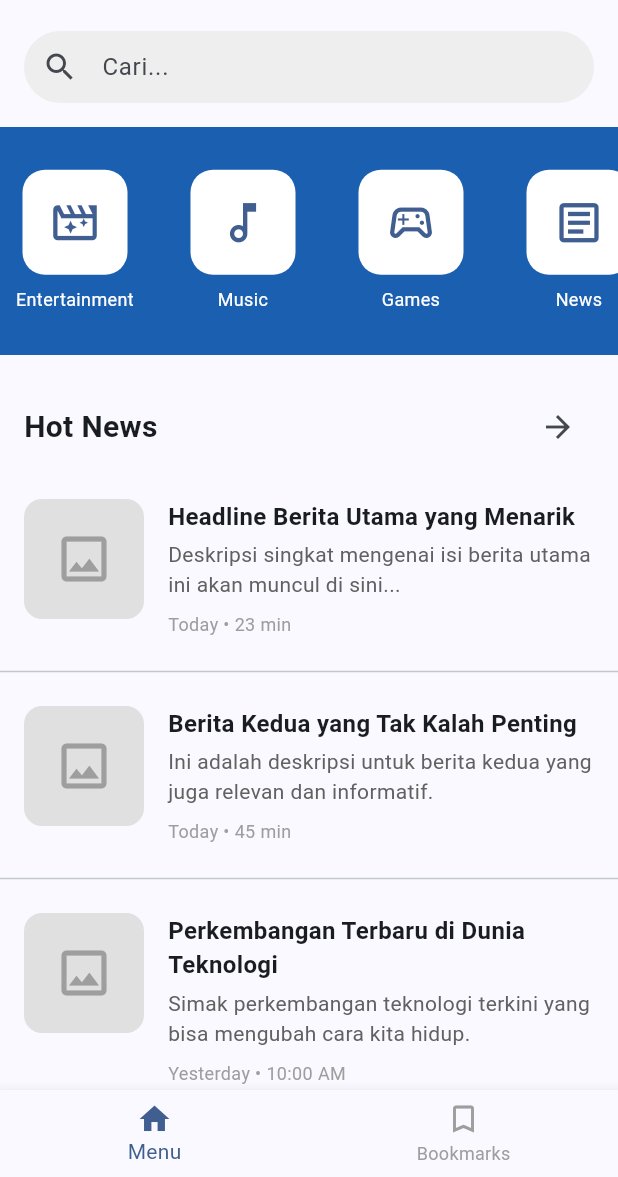
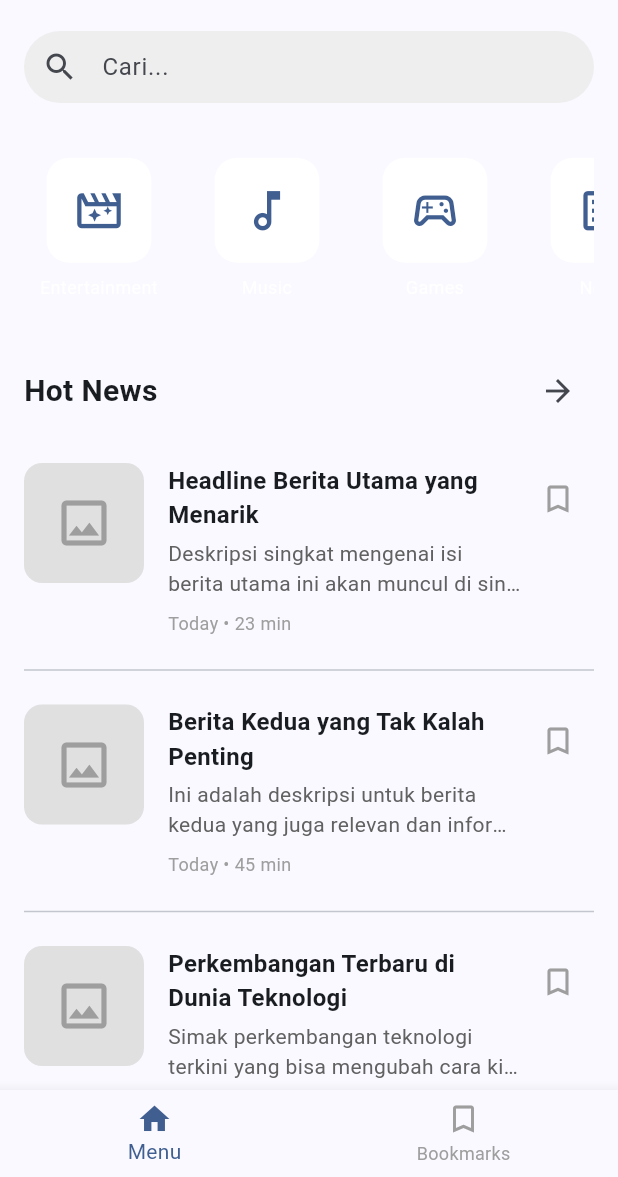
Before and after one commit to 2206034/tahu_nih, a Flutter app: the HomeScreen screen opened by its route, on a phone screen of 412 x 824 dp, the part 59-1236 px from its top. Run offline on Flutter 3.47's test engine with Material 3 defaults, Android fonts, the phone set to English and light mode, and no system bars; our stand-ins replace flutter_screenutil, go_router.

Commit message:
bookmark screen

```diff
--- /dev/null
+++ b/lib/models/article.dart
@@ -0,0 +1,14 @@
+class Article {
+  final String id;
+  final String headline;
+  final String description;
+  final String timeAgo;
+  // Anda bisa menambahkan field lain seperti imageUrl, content, dll.
+
+  Article({
+    required this.id,
+    required this.headline,
+    required this.description,
+    required this.timeAgo,
+  });
+}
--- /dev/null
+++ b/lib/services/bookmark_service.dart
@@ -0,0 +1,35 @@
+import 'package:flutter/foundation.dart'; // Untuk ChangeNotifier
+import '../models/article.dart';
+
+class BookmarkService extends ChangeNotifier {
+  // Daftar semua artikel (untuk demo)
+  final List<Article> _allArticles = [
+    Article(id: '1', headline: 'Headline Berita Utama yang Menarik', description: 'Deskripsi singkat mengenai isi berita utama ini akan muncul di sini...', timeAgo: 'Today • 23 min'),
+    Article(id: '2', headline: 'Berita Kedua yang Tak Kalah Penting', description: 'Ini adalah deskripsi untuk berita kedua yang juga relevan dan informatif.', timeAgo: 'Today • 45 min'),
+    Article(id: '3', headline: 'Perkembangan Terbaru di Dunia Teknologi', description: 'Simak perkembangan teknologi terkini yang bisa mengubah cara kita hidup.', timeAgo: 'Yesterday • 10:00 AM'),
+    Article(id: '4', headline: 'Tips Produktif Selama di Rumah', description: 'Beberapa tips yang bisa Anda coba untuk tetap produktif meski bekerja dari rumah.', timeAgo: '2 days ago'),
+    Article(id: '5', headline: 'Resep Masakan Mudah untuk Pemula', description: 'Coba resep masakan ini yang mudah dan cepat dibuat, cocok untuk pemula.', timeAgo: '3 days ago'),
+  ];
+
+  List<Article> get allArticles => _allArticles;
+
+  // Set untuk menyimpan ID artikel yang di-bookmark agar efisien
+  final Set<String> _bookmarkedArticleIds = {};
+
+  List<Article> get bookmarkedArticles {
+    return _allArticles.where((article) => _bookmarkedArticleIds.contains(article.id)).toList();
+  }
+
+  bool isBookmarked(String articleId) {
+    return _bookmarkedArticleIds.contains(articleId);
+  }
+
+  void toggleBookmark(String articleId) {
+    if (_bookmarkedArticleIds.contains(articleId)) {
+      _bookmarkedArticleIds.remove(articleId);
+    } else {
+      _bookmarkedArticleIds.add(articleId);
+    }
+    notifyListeners(); // Memberi tahu listener bahwa ada perubahan
+  }
+}
--- a/lib/views/home_screen.dart
+++ b/lib/views/home_screen.dart
@@ -1,9 +1,13 @@
 import 'package:flutter/material.dart';
+import '../models/article.dart';
 import 'detail_screen.dart';
 import '../widgets/category_item.dart';
 import '../widgets/news_list_item.dart';
+import '../services/bookmark_service.dart';
+import 'bookmark_screen.dart'; // Impor BookmarkScreen
 
 class HomeScreen extends StatefulWidget {
+  // Tidak perlu lagi menerima bookmarkService dari luar jika diinisialisasi di sini
   const HomeScreen({super.key});
 
   @override
@@ -11,31 +15,62 @@ class HomeScreen extends StatefulWidget {
 }
 
 class _HomeScreenState extends State<HomeScreen> {
-  int _selectedIndex = 0;
+  int _selectedIndex = 0; // State untuk BottomNavigationBar
+  late final BookmarkService _bookmarkService; // Inisialisasi di initState
+
+  @override
+  void initState() {
+    super.initState();
+    _bookmarkService = BookmarkService(); // Inisialisasi BookmarkService di sini
+    _bookmarkService.addListener(_onBookmarkChanged);
+  }
+
+  @override
+  void dispose() {
+    _bookmarkService.removeListener(_onBookmarkChanged);
+    // Jika BookmarkService dibuat di sini dan tidak akan digunakan lagi,
+    // pertimbangkan untuk menambahkan metode dispose() di BookmarkService jika ada resource yang perlu dilepas.
+    // Untuk ChangeNotifier, listener sudah cukup.
+    super.dispose();
+  }
+
+  void _onBookmarkChanged() {
+    if (mounted) {
+      setState(() {});
+    }
+  }
 
   void _onItemTapped(int index) {
+    if (index == 1) { // Indeks untuk Bookmarks
+      Navigator.push(
+        context,
+        MaterialPageRoute(
+          builder: (context) => BookmarkScreen(bookmarkService: _bookmarkService), // Teruskan instance service
+        ),
+      );
+      // Kita tidak mengubah _selectedIndex di sini karena kita navigasi ke halaman baru
+      // Jika ingin tab tetap aktif setelah kembali, bisa disimpan _selectedIndex nya
+      // Namun, karena ini navigasi push, saat kembali, _selectedIndex lama akan tetap.
+    } else {
+      // Untuk tab lain (misal "Menu"), kita hanya update index jika ada behavior berbeda
+      // atau jika itu mengganti body dari HomeScreen sendiri (bukan navigasi push).
+      // Untuk kasus ini, jika index 0 (Menu) adalah HomeScreen itu sendiri,
+      // kita bisa pastikan _selectedIndex diatur.
       setState(() {
         _selectedIndex = index;
       });
-    if (index == 1) {
-      Navigator.push(
-        context,
-        MaterialPageRoute(builder: (context) => const DetailScreen(title: 'Halaman Bookmark')),
-      );
     }
   }
 
   @override
   Widget build(BuildContext context) {
-    // Dapatkan warna latar belakang scaffold dari tema
     final scaffoldBackgroundColor = Theme.of(context).scaffoldBackgroundColor;
-    // Dapatkan tema AppBar dari tema utama
     final appBarTheme = Theme.of(context).appBarTheme;
-
+    List<Article> articlesToDisplay = _bookmarkService.allArticles;
 
     return Scaffold(
-      // appBar: AppBar(...), // AppBar standar dihapus dari sini
       body: CustomScrollView(
+        // ... (isi CustomScrollView tetap sama seperti sebelumnya) ...
         slivers: <Widget>[
           SliverAppBar(
             leading: Icon(Icons.account_circle_outlined, size: 30, color: appBarTheme.iconTheme?.color ?? Colors.black),
@@ -69,23 +104,19 @@ class _HomeScreenState extends State<HomeScreen> {
                 ),
               ),
             ),
-            pinned: false,  // Membuat AppBar tidak menempel di atas
-            floating: true, // Membuat AppBar muncul kembali saat scroll ke atas
-            snap: true,     // Membuat AppBar "snap" ke tempatnya saat muncul/hilang
-            backgroundColor: appBarTheme.backgroundColor ?? scaffoldBackgroundColor, // Samakan dengan warna AppBar atau Scaffold
-            elevation: appBarTheme.elevation ?? 0, // Samakan dengan elevasi AppBar sebelumnya
+            pinned: false,
+            floating: true,
+            snap: true,
+            backgroundColor: appBarTheme.backgroundColor ?? scaffoldBackgroundColor,
+            elevation: appBarTheme.elevation ?? 0,
           ),
-          SliverToBoxAdapter( // Untuk membungkus konten non-sliver
+          SliverToBoxAdapter(
             child: Padding(
-              padding: const EdgeInsets.symmetric( vertical: 8.0),
+              padding: const EdgeInsets.all(16.0),
               child: Column(
                 crossAxisAlignment: CrossAxisAlignment.start,
                 children: [
-                  // Bagian Kategori
-                  Container(
-                    padding: const EdgeInsets.symmetric(vertical: 16.0),
-                    color: const Color.fromARGB(255, 27, 95, 177),
-                    child: SizedBox(
+                  SizedBox(
                     height: 120,
                     child: ListView(
                       scrollDirection: Axis.horizontal,
@@ -98,13 +129,8 @@ class _HomeScreenState extends State<HomeScreen> {
                       ],
                     ),
                   ),
-                  ),
                   const SizedBox(height: 24),
-
-                  // Bagian Hot News
-                  Container(
-                    padding: const EdgeInsets.symmetric(horizontal: 16.0),
-                    child: Row(
+                  Row(
                     mainAxisAlignment: MainAxisAlignment.spaceBetween,
                     children: [
                       const Text(
@@ -122,68 +148,25 @@ class _HomeScreenState extends State<HomeScreen> {
                       ),
                     ],
                   ),
-                  ),
                   const SizedBox(height: 16),
-
-                  // Daftar Berita
-                  Container(
-                    padding: const EdgeInsets.symmetric(horizontal: 16.0),
-                    child: NewsListItem(
-                      headline: 'Headline Berita Utama yang Menarik',
-                      description: 'Deskripsi singkat mengenai isi berita utama ini akan muncul di sini...',
-                      timeAgo: 'Today • 23 min',
+                  ListView.separated(
+                    shrinkWrap: true,
+                    physics: const NeverScrollableScrollPhysics(),
+                    itemCount: articlesToDisplay.length,
+                    itemBuilder: (context, index) {
+                      final article = articlesToDisplay[index];
+                      return NewsListItem(
+                        article: article,
+                        bookmarkService: _bookmarkService, // Teruskan service
                         onTap: () {
                           Navigator.push(
                             context,
-                          MaterialPageRoute(builder: (context) => const DetailScreen(title: 'Headline Berita Utama yang Menarik')),
+                            MaterialPageRoute(builder: (context) => DetailScreen(title: article.headline)),
                           );
-                      }
-                    ),
-                  ),
-                  const Divider(height: 30),
-                  Container(
-                    padding: const EdgeInsets.symmetric(horizontal: 16.0),
-                    child: NewsListItem(
-                      headline: 'Berita Kedua yang Tak Kalah Penting',
-                      description: 'Ini adalah deskripsi untuk berita kedua yang juga relevan dan informatif.',
-                      timeAgo: 'Today • 45 min',
-                       onTap: () {
-                         Navigator.push(
-                          context,
-                          MaterialPageRoute(builder: (context) => const DetailScreen(title: 'Berita Kedua yang Tak Kalah Penting')),
+                        },
                       );
-                      }
-                    ),
-                  ),
-                  const Divider(height: 30),
-                  Container(
-                    padding: const EdgeInsets.symmetric(horizontal: 16.0),
-                    child: NewsListItem(
-                      headline: 'Perkembangan Terbaru di Dunia Teknologi',
-                      description: 'Simak perkembangan teknologi terkini yang bisa mengubah cara kita hidup.',
-                      timeAgo: 'Yesterday • 10:00 AM',
-                       onTap: () {
-                         Navigator.push(
-                          context,
-                          MaterialPageRoute(builder: (context) => const DetailScreen(title: 'Perkembangan Terbaru di Dunia Teknologi')),
-                        );
-                      }
-                    ),
-                  ),
-                   const Divider(height: 30),
-                  Container(
-                    padding: const EdgeInsets.symmetric(horizontal: 16.0),
-                    child: NewsListItem(
-                      headline: 'Tips Produktif Selama di Rumah',
-                      description: 'Beberapa tips yang bisa Anda coba untuk tetap produktif meski bekerja dari rumah.',
-                      timeAgo: '2 days ago',
-                       onTap: () {
-                         Navigator.push(
-                          context,
-                          MaterialPageRoute(builder: (context) => const DetailScreen(title: 'Tips Produktif Selama di Rumah')),
-                        );
-                      }
-                    ),
+                    },
+                    separatorBuilder: (context, index) => const Divider(height: 30),
                   ),
                 ],
               ),
@@ -204,11 +187,11 @@ class _HomeScreenState extends State<HomeScreen> {
             label: 'Bookmarks',
           ),
         ],
-        currentIndex: _selectedIndex,
+        currentIndex: _selectedIndex, // Gunakan _selectedIndex lokal
         selectedItemColor: Theme.of(context).primaryColor,
         unselectedItemColor: Colors.grey,
         showUnselectedLabels: true,
-        onTap: _onItemTapped,
+        onTap: _onItemTapped, // Panggil method _onItemTapped
       ),
     );
   }
--- a/lib/widgets/news_list_item.dart
+++ b/lib/widgets/news_list_item.dart
@@ -1,22 +1,24 @@
 import 'package:flutter/material.dart';
-// Tidak perlu import detail_screen.dart di sini karena onTap di-handle dari luar
+import '../models/article.dart'; // Impor model Article
+import '../services/bookmark_service.dart'; // Impor BookmarkService
 
 class NewsListItem extends StatelessWidget {
-  final String headline;
-  final String description;
-  final String timeAgo;
+  final Article article; // Gunakan objek Article
+  final BookmarkService bookmarkService; // Untuk akses status dan aksi bookmark
   final VoidCallback? onTap;
 
   const NewsListItem({
     super.key,
-    required this.headline,
-    required this.description,
-    required this.timeAgo,
+    required this.article,
+    required this.bookmarkService,
     this.onTap,
   });
 
   @override
   Widget build(BuildContext context) {
+    // Dapatkan status bookmark saat ini
+    final bool isCurrentlyBookmarked = bookmarkService.isBookmarked(article.id);
+
     return InkWell(
       onTap: onTap,
       child: Padding(
@@ -39,25 +41,35 @@ class NewsListItem extends StatelessWidget {
                 crossAxisAlignment: CrossAxisAlignment.start,
                 children: [
                   Text(
-                    headline,
+                    article.headline,
                     style: const TextStyle(fontSize: 16, fontWeight: FontWeight.bold),
                     maxLines: 2,
                     overflow: TextOverflow.ellipsis,
                   ),
                   const SizedBox(height: 4),
                   Text(
-                    description,
+                    article.description,
                     style: TextStyle(fontSize: 14, color: Colors.grey[700]),
                     maxLines: 2,
                     overflow: TextOverflow.ellipsis,
                   ),
                   const SizedBox(height: 8),
                   Text(
-                    timeAgo,
+                    article.timeAgo,
                     style: TextStyle(fontSize: 12, color: Colors.grey[500]),
                   ),
                 ],
               ),
+            ),
+            // Tombol Bookmark
+            IconButton(
+              icon: Icon(
+                isCurrentlyBookmarked ? Icons.bookmark : Icons.bookmark_border,
+                color: isCurrentlyBookmarked ? Theme.of(context).primaryColor : Colors.grey,
+              ),
+              onPressed: () {
+                bookmarkService.toggleBookmark(article.id);
+              },
             ),
           ],
         ),
```
Also changed, not shown: lib/views/bookmark_screen.dart (added, +132 -0 lines). Lines whose indentation alone changed are shown as unchanged.
